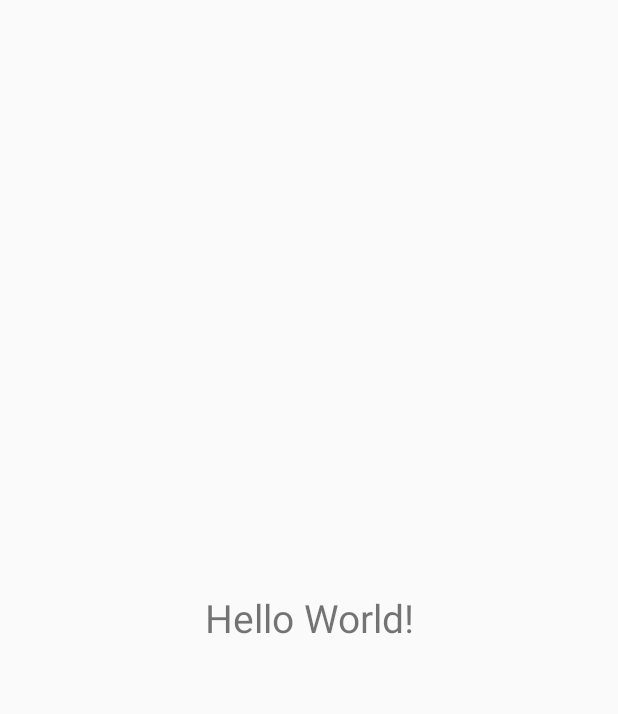
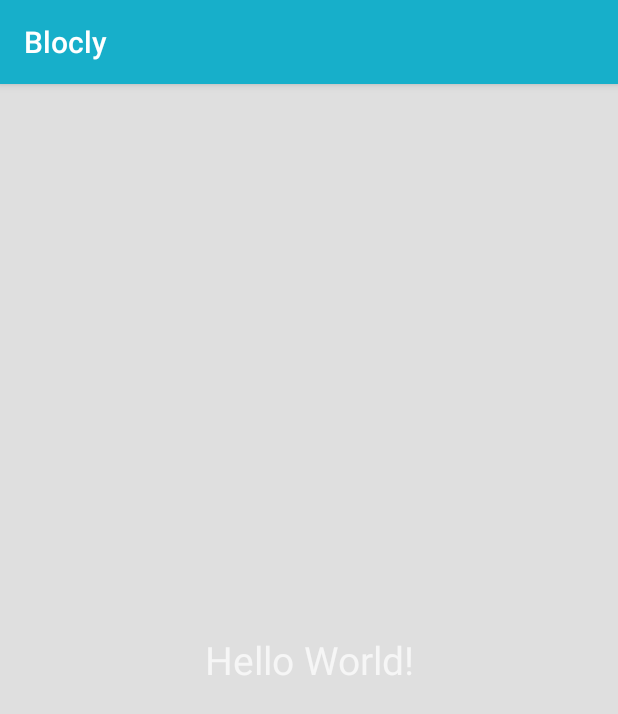
Before and after one commit to narzate06/Blocly, an Android app: the screen it shows after launch (BloclyActivity), on a phone screen of 412 x 824 dp. Shown: the top 714 px of the screen. Run offline under Robolectric (Android 15) with nearby library versions, the phone set to English and light mode, and no system bars.

Commit message:
checkpoint 34 completed

```diff
--- /dev/null
+++ b/app/src/main/res/values-v21/styles.xml
@@ -0,0 +1,15 @@
+<?xml version="1.0" encoding="utf-8"?>
+<resources>
+
+    <style name="AppTheme" parent="android:Theme.Material">
+        <!-- Main them colors -->
+        <!-- your app's branding color (for the app bar) -->
+        <item name="android:colorPrimary">@color/primary</item>
+        <!--  darker variant of colorPrimary (for status bar, contextual app bars) -->
+        <item name="android:colorPrimaryDark">@color/primary_dark</item>
+        <!-- theme UI controls like checkboxes and text fields -->
+        <item name="android:colorAccent">@color/accent</item>
+        <!-- Window Background -->
+        <item name="android:windowBackground">@color/windowBackground</item>
+</style>
+</resources>
--- a/app/src/main/res/values/styles.xml
+++ b/app/src/main/res/values/styles.xml
@@ -1,8 +1,11 @@
 <resources>
 
     <!-- Base application theme. -->
-    <style name="AppTheme" parent="Theme.AppCompat.Light.DarkActionBar">
-        <!-- Customize your theme here. -->
-    </style>
+
+    <style name="AppTheme" parent="android:Theme.Holo.Light.DarkActionBar">
+        <!-- Window Backgroud -->
+        <item name="android:windowBackground">@color/windowBackground</item>
+</style>
+
 
 </resources>
```
Also changed, not shown: app/src/main/res/values/colors.xml (added, +19 -0 lines), 1 other file.
